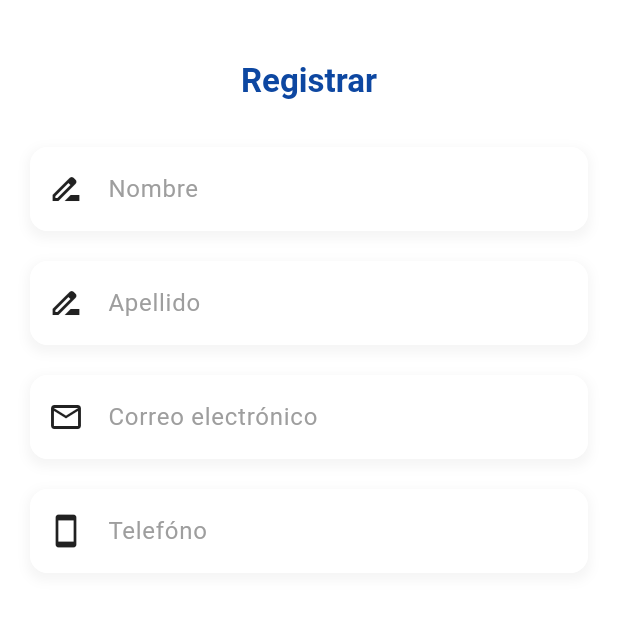
After one commit to Danie0822/habbit_mobil_flutter, a Flutter app: the RegisterScreen screen opened directly, on a phone screen of 412 x 824 dp, the top half of it. The commit adds this screen. Run offline on Flutter 3.47's test engine with Material 3 defaults, Android fonts, the phone set to English and light mode, and no system bars; our stand-ins replace animated_bottom_navigation_bar; missing offline and left inert: dart:js.

Commit message:
Cambiando textField y creando pantalla de registro

```diff
--- a/lib/common/widgets/text_field.dart
+++ b/lib/common/widgets/text_field.dart
@@ -1,4 +1,5 @@
 import 'package:flutter/material.dart';
+import 'package:flutter/services.dart';
 import 'package:habbit_mobil_flutter/utils/constants/colors.dart';
 
 class MyTextField extends StatelessWidget {
@@ -11,6 +12,7 @@ class MyTextField extends StatelessWidget {
     this.controller,
     this.validator,
     this.suffixIcon,
+    this.inputFormatters, // Añadido para permitir inputFormatters personalizados
   }) : super(key: key);
 
   final String hint;
@@ -20,6 +22,7 @@ class MyTextField extends StatelessWidget {
   final TextEditingController? controller;
   final FormFieldValidator<String>? validator;
   final Widget? suffixIcon;
+  final List<TextInputFormatter>? inputFormatters; // Añadido para permitir inputFormatters personalizados
 
   @override
   Widget build(BuildContext context) {
@@ -44,8 +47,9 @@ class MyTextField extends StatelessWidget {
         controller: controller,
         obscureText: isPassword,
         validator: validator,
+        inputFormatters: inputFormatters ?? [], // Si no se proporcionan inputFormatters, se usa una lista vacía
         decoration: InputDecoration(
-          contentPadding: const EdgeInsets.symmetric(vertical: 16, horizontal: 20), // Adjusted padding
+          contentPadding: const EdgeInsets.symmetric(vertical: 16, horizontal: 20),
           border: OutlineInputBorder(
             borderRadius: BorderRadius.circular(12),
             borderSide: BorderSide.none,
@@ -55,11 +59,11 @@ class MyTextField extends StatelessWidget {
             color: Colors.grey[500]!,
             fontSize: 16,
           ),
-          prefixIcon: Container( // Added container for prefix icon
+          prefixIcon: Container(
             padding: const EdgeInsets.all(12),
             child: Icon(icon, color: iconColor),
           ),
-          suffixIcon: suffixIcon != null ? Container( // Added container for suffix icon
+          suffixIcon: suffixIcon != null ? Container(
             padding: const EdgeInsets.all(12),
             child: suffixIcon,
           ) : null,
--- /dev/null
+++ b/lib/screens/register_screen.dart
@@ -0,0 +1,133 @@
+import 'dart:js';
+
+import 'package:flutter/gestures.dart';
+import 'package:flutter/material.dart';
+import 'package:habbit_mobil_flutter/common/styles/text.dart';
+import 'package:habbit_mobil_flutter/common/widgets/button.dart';
+import 'package:habbit_mobil_flutter/common/widgets/text_field.dart';
+import 'package:habbit_mobil_flutter/routes/app_routes.dart';
+import 'package:habbit_mobil_flutter/utils/constants/colors.dart';
+
+class RegisterScreen extends StatefulWidget {
+  //Tenemos el constructor
+  const RegisterScreen({super.key});
+
+  //Creacion del estado
+  @override
+  State<RegisterScreen> createState() => _RegisterScreenState();
+}
+
+class _RegisterScreenState extends State<RegisterScreen> with TickerProviderStateMixin{
+
+  final _formKey = GlobalKey<FormState>();
+
+  late AnimationController _fadeInController;
+  late Animation<double> _fadeInAnimation;
+
+  @override
+  void initState() {
+    super.initState();
+    _fadeInController = AnimationController(
+      vsync: this,
+      duration: Duration(milliseconds: 500),
+    );
+    _fadeInAnimation = Tween<double>(begin: 0.0, end: 1.0).animate(
+      CurvedAnimation(parent: _fadeInController, curve: Curves.easeInOut),
+    );
+    _fadeInController.forward();
+  }
+
+    @override
+  void dispose() {
+    _fadeInController.dispose();
+    super.dispose();
+  }
+
+  @override
+  Widget build(BuildContext context) {
+    final screenHeight = MediaQuery.of(context).size.height;
+    final theme = Theme.of(context);
+    final Color colorTexto = Theme.of(context).brightness == Brightness.light
+        ? secondaryColor
+        : lightTextColor;
+
+    return Scaffold(
+      backgroundColor: theme.backgroundColor,
+      body:  SingleChildScrollView(
+        child: Column(
+          children: [
+            AnimatedBuilder(
+              animation: _fadeInAnimation,
+              builder: (context, child){
+                return Opacity(
+                  opacity: _fadeInAnimation.value,
+                  child: Container(
+                    width: double.infinity,
+                    decoration: BoxDecoration(
+                      color: theme.backgroundColor,
+                      borderRadius: const BorderRadius.only(
+                        topLeft: Radius.circular(30),
+                        topRight: Radius.circular(30),
+                      ),
+                    ),
+                    child: Padding(
+                      padding: const EdgeInsets.all(20),
+                        child: Form(
+                          key: _formKey,
+                          child: Column(
+                            crossAxisAlignment: CrossAxisAlignment.center,
+                            children: [
+                              const SizedBox(height: 20),
+                              Text(
+                              "Registrar",
+                              style: AppStyles.headline6(context, colorTexto),
+                              ),
+                              const SizedBox(height: 20),
+                              //Inicio de los txt para el formulario
+                              MyTextField(
+                                context: context,
+                                hint: "Nombre",
+                                isPassword: false,
+                                icon: Icons.drive_file_rename_outline,
+                                key: const Key('nombre'),
+                              ),
+                              MyTextField(
+                                context: context,
+                                hint: "Apellido",
+                                isPassword: false,
+                                icon: Icons.drive_file_rename_outline,
+                                key: const Key('apellido'),
+                              ),
+                               MyTextField(
+                                context: context,
+                                hint: "Correo electrónico",
+                                isPassword: false,
+                                icon: Icons.email_outlined,
+                                key: const Key('email'),
+                              ),
+                              MyTextField(
+                                context: context,
+                                hint: "Telefóno",
+                                isPassword: false,
+                                icon: Icons.smartphone,
+                                key: const Key('email'),
+                              ),
+                            ],
+                          ),
+                          )
+                        ),
+
+                  ),
+                );
+
+
+              }
+              )
+
+          ],
+
+        ),
+      )
+    );
+  }
+}
```
